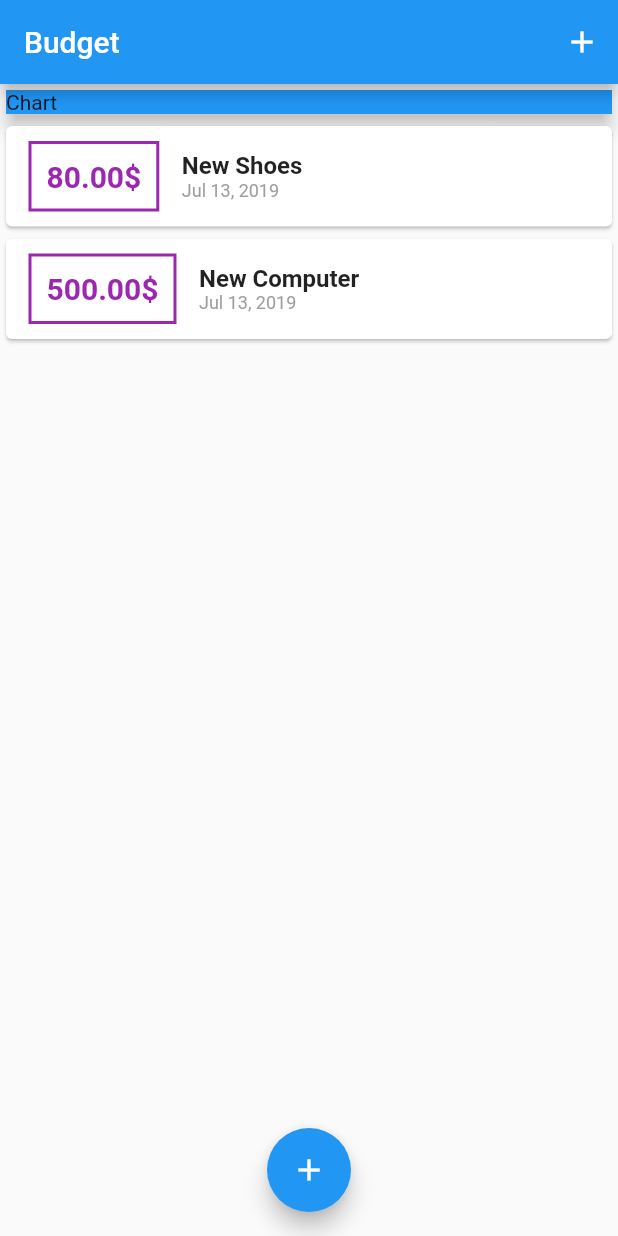
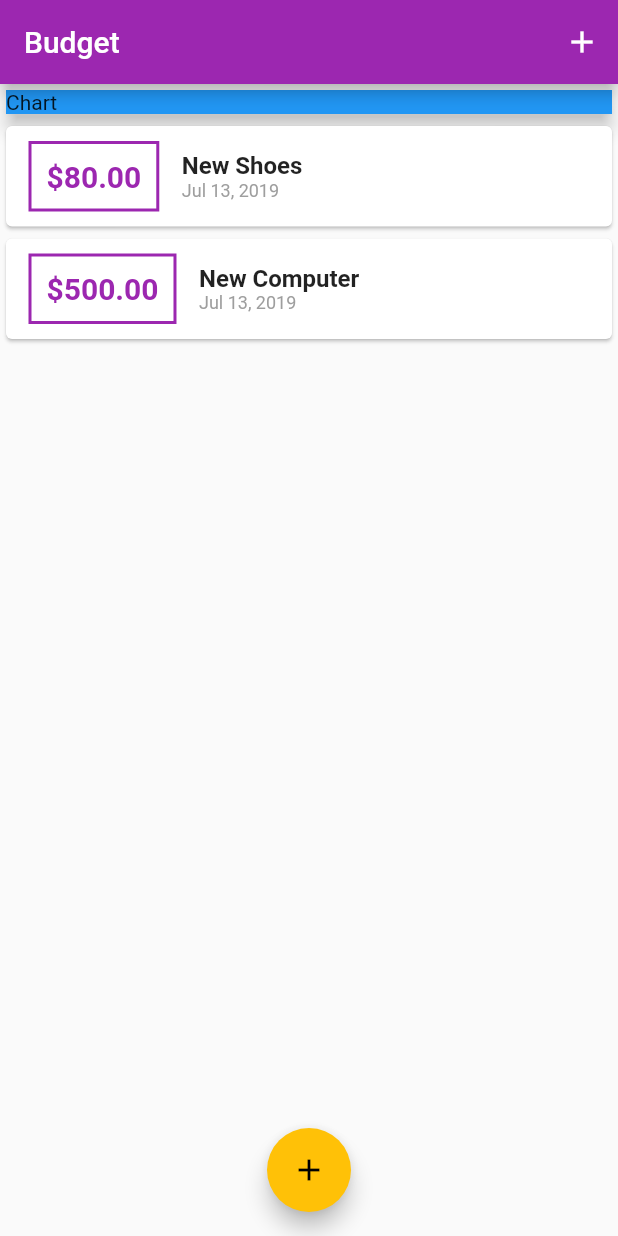
Before and after one commit to Winkel515/Budget, a Flutter app: the screen it shows after launch, on a phone screen of 412 x 824 dp. Run offline on Flutter 3.47's test engine with Material 2 defaults, Android fonts, the phone set to English and light mode, and no system bars.

Commit message:
Changed theme and added font files

```diff
--- a/lib/main.dart
+++ b/lib/main.dart
@@ -10,7 +10,11 @@ class MyApp extends StatelessWidget {
   @override
   Widget build(BuildContext context) {
     return MaterialApp(
-      title: 'Flutter App',
+      theme: ThemeData(
+        primarySwatch: Colors.purple,
+        accentColor: Colors.amber,
+      ),
+      title: 'Budget',
       home: MyHomePage(),
     );
   }
@@ -65,8 +69,7 @@ class _MyHomePageState extends State<MyHomePage> {
 
   @override
   Widget build(BuildContext context) {
-    return MaterialApp(
-      home: Scaffold(
+    return Scaffold(
       appBar: AppBar(
         title: Text('Budget'),
         actions: <Widget>[
@@ -104,7 +107,6 @@ class _MyHomePageState extends State<MyHomePage> {
         },
       ),
       floatingActionButtonLocation: FloatingActionButtonLocation.centerFloat,
-      ),
     );
   }
 }
--- a/lib/widgets/TransactionForm.dart
+++ b/lib/widgets/TransactionForm.dart
@@ -26,6 +26,8 @@ class _TransactionFormState extends State<TransactionForm> {
       title,
       amount,
     );
+
+    Navigator.of(context).pop(); // Closes the modal on function run
   }
 
   @override
--- a/lib/widgets/TransactionList.dart
+++ b/lib/widgets/TransactionList.dart
@@ -23,16 +23,16 @@ class TransactionList extends StatelessWidget {
                   margin: EdgeInsets.symmetric(vertical: 10, horizontal: 15),
                   decoration: BoxDecoration(
                     border: Border.all(
-                      color: Colors.purple,
+                      color: Theme.of(context).primaryColor,
                       width: 2,
                     ),
                   ),
                   child: Text(
-                    '${transactions[index].amount.toStringAsFixed(2)}\$',
+                    '\$${transactions[index].amount.toStringAsFixed(2)}',
                     style: TextStyle(
                       fontWeight: FontWeight.bold,
                       fontSize: 20,
-                      color: Colors.purple,
+                      color: Theme.of(context).primaryColor,
                     ),
                   ),
                 ),
```
Also changed, not shown: assets/fonts/OpenSans-Bold.ttf (added), assets/fonts/OpenSans-Regular.ttf (added), assets/fonts/Quicksand-Bold.ttf (added), assets/fonts/Quicksand-Light.ttf (added), assets/fonts/Quicksand-Medium.ttf (added), assets/fonts/Quicksand-Regular.ttf (added). Lines whose indentation alone changed are shown as unchanged.
